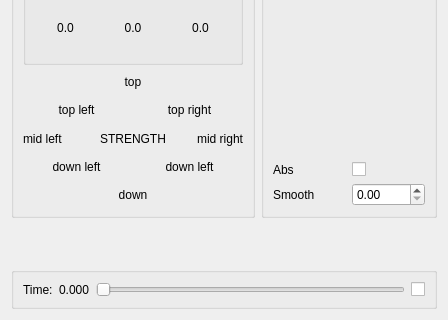
This is UIMyoWekaGenFiles/MyoDialog.ui in DMIunipg/AI-Gestures-Classifier as Qt 5 draws it before an edit; both pictures show x 0 to 448 and y 323 to 643 of the 448 by 643 pixel window. The edited form follows.
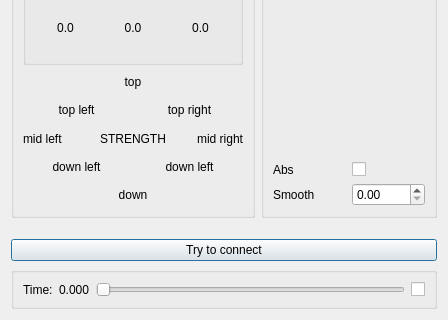
This is the edited form. Custom widgets are drawn as their Qt base class.

Commit message: Added GesturesClassifierApplication, and added "try to connect" in UIMyoGesturesClassifier.

```diff
--- a/UIMyoWekaGenFiles/MyoDialog.ui
+++ b/UIMyoWekaGenFiles/MyoDialog.ui
@@ -479,6 +479,13 @@
        </item>
       </layout>
      </item>
+     <item>
+      <widget class="QPushButton" name="mPBTTConnect">
+       <property name="text">
+        <string>Try to connect</string>
+       </property>
+      </widget>
+     </item>
      <item>
       <widget class="QGroupBox" name="mGBVideo">
        <layout class="QHBoxLayout" name="mHLVideo">
```
Left out of the diff: 17 changed lines with no effect on the pictures. The commit also changes 22 other files.
